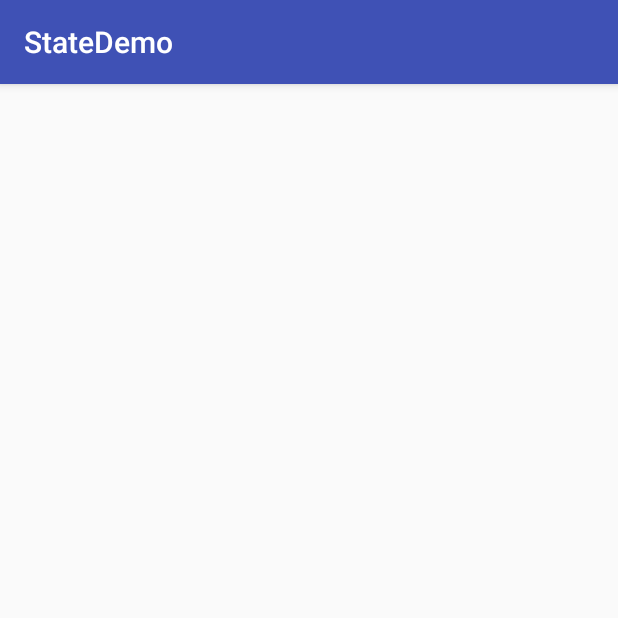
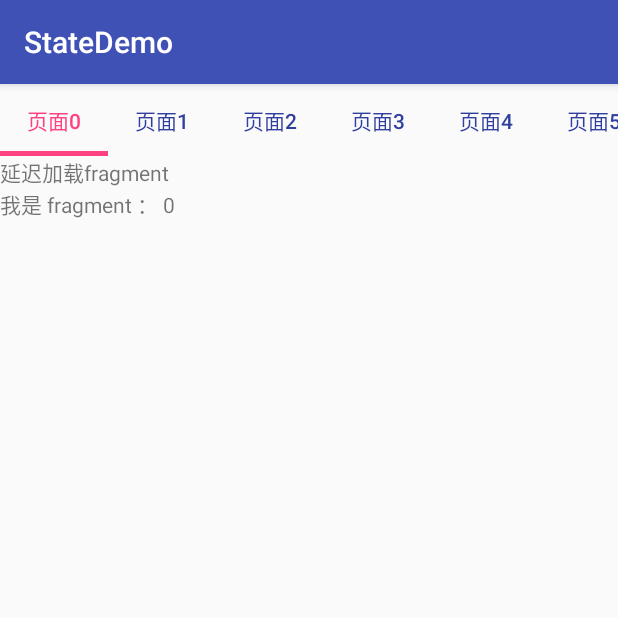
Before and after one commit to zhaoyubetter/StateDemo, an Android app: the LazyLoadActivity screen opened directly, with no data from a screen before it, on a phone screen of 412 x 824 dp, the top half of it. Run offline under Robolectric (Android 15) with nearby library versions, the phone set to English and light mode, and no system bars.

Commit message:
viewPager fragment 的延迟加载

```diff
--- /dev/null
+++ b/app/src/main/java/state/better/statedemo/activity/lazy/LazyFragment1.java
@@ -0,0 +1,56 @@
+package state.better.statedemo.activity.lazy;
+
+import android.os.Bundle;
+import android.support.annotation.Nullable;
+import android.support.v4.app.Fragment;
+import android.util.Log;
+import android.view.LayoutInflater;
+import android.view.View;
+import android.view.ViewGroup;
+import android.widget.TextView;
+
+import state.better.statedemo.R;
+import state.better.statedemo.fragment.BaseFragment;
+
+/**
+ * Created by zhaoyu1 on 2017/7/3.
+ */
+
+public class LazyFragment1 extends BaseFragment implements LazyLoadCallBack {
+
+    final String TAG = "better_lazy";
+
+    TextView title;
+
+    public static Fragment getInstance(String title) {
+        LazyFragment1 fragment1 = new LazyFragment1();
+        Bundle bundle = new Bundle();
+        bundle.putString("title", title);
+        fragment1.setArguments(bundle);
+        return fragment1;
+    }
+
+    @Nullable
+    @Override
+    public View onCreateView(LayoutInflater inflater, @Nullable ViewGroup container, @Nullable Bundle savedInstanceState) {
+        View view = inflater.inflate(R.layout.fragment_lazy, container, false);
+        title = (TextView) view.findViewById(R.id.title);
+        return view;
+    }
+
+    @Override
+    public void onViewCreated(View view, @Nullable Bundle savedInstanceState) {
+        super.onViewCreated(view, savedInstanceState);
+        title.setText("我是 fragment ： " + getArguments().getString("title"));
+
+
+    }
+
+    /**
+     * 在这里实现加载数据逻辑，实现延迟加载
+     */
+    @Override
+    public void onLoad() {
+        Log.e(TAG, this.toString() + " 加载数据。。。");
+    }
+}
--- a/app/src/main/java/state/better/statedemo/activity/lazy/LazyFragmentPagerAdapter.java
+++ b/app/src/main/java/state/better/statedemo/activity/lazy/LazyFragmentPagerAdapter.java
@@ -34,9 +34,12 @@ public class LazyFragmentPagerAdapter extends FragmentPagerAdapter {
         // 设置Load标记
         if (mFragments.size() > 0) {
             for (Fragment f : mFragments) {
-				Bundle bundle = new Bundle();
-				bundle.putBoolean("load", false);
-				f.setArguments(bundle);
+                Bundle arguments = f.getArguments();
+                if (arguments == null) {
+                    arguments = new Bundle();
+                }
+                arguments.putBoolean("load", false);
+                f.setArguments(arguments);
             }
         }
 
--- a/app/src/main/java/state/better/statedemo/activity/lazy/LazyLoadActivity.java
+++ b/app/src/main/java/state/better/statedemo/activity/lazy/LazyLoadActivity.java
@@ -1,6 +1,8 @@
 package state.better.statedemo.activity.lazy;
 
 import android.support.design.widget.TabLayout;
+import android.support.v4.app.Fragment;
+import android.support.v4.view.PagerAdapter;
 import android.support.v4.view.ViewPager;
 import android.support.v7.app.AppCompatActivity;
 import android.os.Bundle;
@@ -15,7 +17,8 @@ public class LazyLoadActivity extends AppCompatActivity {
     private TabLayout tabLayout;
     private ViewPager viewPager;
 
-    private List<String> titles;
+    private List<CharSequence> titles;
+    private List<Fragment> fragments;
 
     @Override
     protected void onCreate(Bundle savedInstanceState) {
@@ -26,7 +29,9 @@ public class LazyLoadActivity extends AppCompatActivity {
         viewPager = (ViewPager) findViewById(R.id.viewPager);
 
         initData();
-
+        PagerAdapter adapter = new LazyFragmentPagerAdapter(getSupportFragmentManager(), fragments, titles);
+        viewPager.setAdapter(adapter);
+        tabLayout.setupWithViewPager(viewPager);
     }
 
     private void initData() {
@@ -34,5 +39,10 @@ public class LazyLoadActivity extends AppCompatActivity {
         for (int i = 0; i < 20; i++) {
             titles.add("页面" + i);
         }
+
+        fragments = new ArrayList<>(20);
+        for(int i=0; i<20; i++) {
+            fragments.add(LazyFragment1.getInstance(""+i));
+        }
     }
 }
--- a/app/src/main/java/state/better/statedemo/activity/lazy/PageFragment.java
+++ /dev/null
@@ -1,21 +0,0 @@
-package state.better.statedemo.activity.lazy;
-
-import android.os.Bundle;
-import android.support.annotation.Nullable;
-import android.view.LayoutInflater;
-import android.view.View;
-import android.view.ViewGroup;
-
-import state.better.statedemo.fragment.BaseFragment;
-
-/**
- * Created by zhaoyu1 on 2017/7/3.
- */
-
-public class PageFragment extends BaseFragment {
-    @Nullable
-    @Override
-    public View onCreateView(LayoutInflater inflater, @Nullable ViewGroup container, @Nullable Bundle savedInstanceState) {
-        return super.onCreateView(inflater, container, savedInstanceState);
-    }
-}
--- a/app/src/main/java/state/better/statedemo/fragment/BaseFragment.java
+++ b/app/src/main/java/state/better/statedemo/fragment/BaseFragment.java
@@ -15,7 +15,7 @@ import android.view.ViewGroup;
 
 public class BaseFragment extends Fragment {
 
-	protected final String TAG = this.getClass().getSimpleName();
+	protected final String TAG = this.toString();
 
 	@Override
 	public void onAttach(Context context) {
--- a/app/src/main/res/layout/activity_lazy_load.xml
+++ b/app/src/main/res/layout/activity_lazy_load.xml
@@ -7,13 +7,16 @@
     android:orientation="vertical"
     tools:context="state.better.statedemo.activity.lazy.LazyLoadActivity">
 
+    <!-- model 表示类型 -->
     <android.support.design.widget.TabLayout
         android:id="@+id/tablayout"
+        app:tabMode="scrollable"
         android:layout_width="match_parent"
+        app:tabTextColor="@color/colorPrimaryDark"
         app:tabIndicatorColor="@color/colorAccent"
         app:tabSelectedTextColor="@color/colorAccent"
         app:tabIndicatorHeight="3dp"
-        android:layout_height="36dp"></android.support.design.widget.TabLayout>
+        android:layout_height="48dp"></android.support.design.widget.TabLayout>
 
     <android.support.v4.view.ViewPager
         android:id="@+id/viewPager"
--- /dev/null
+++ b/app/src/main/res/layout/fragment_lazy.xml
@@ -0,0 +1,18 @@
+<?xml version="1.0" encoding="utf-8"?>
+<LinearLayout xmlns:android="http://schemas.android.com/apk/res/android"
+    android:layout_width="match_parent"
+    android:orientation="vertical"
+    android:layout_height="match_parent">
+
+
+    <TextView
+        android:text="延迟加载fragment"
+        android:layout_width="wrap_content"
+        android:layout_height="wrap_content" />
+
+    <TextView
+        android:id="@+id/title"
+        android:layout_width="wrap_content"
+        android:layout_height="wrap_content" />
+
+</LinearLayout>
```
Lines whose indentation alone changed are shown as unchanged.
